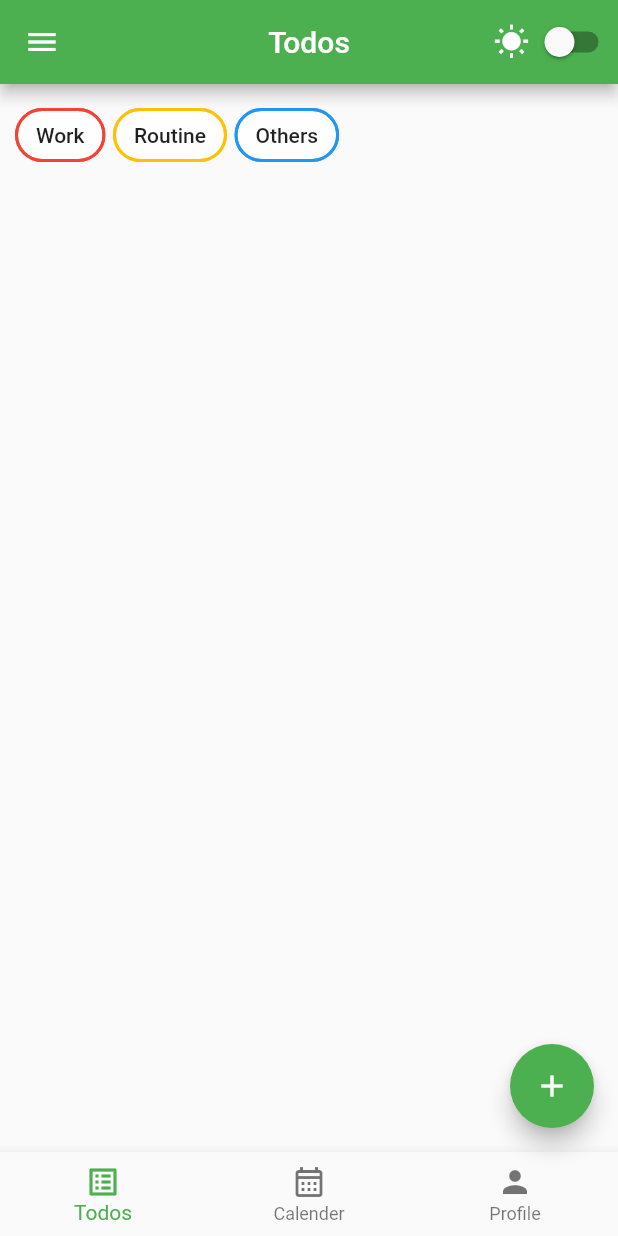
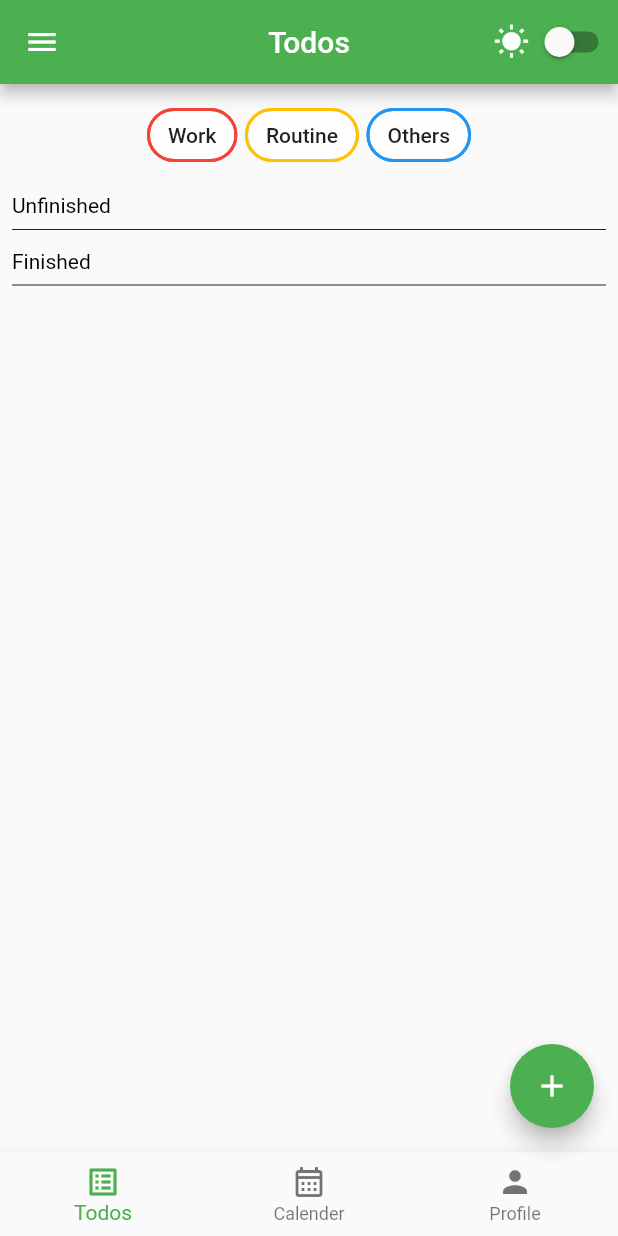
Before and after one commit to AlvynStane/todos-list, a Flutter app: the screen it shows after launch, on a phone screen of 412 x 824 dp. Run offline on Flutter 3.47's test engine with Material 2 defaults, Android fonts, the phone set to English and light mode, and no system bars.

Commit message:
add finished and unfinished divider

```diff
--- a/lib/mainpage.dart
+++ b/lib/mainpage.dart
@@ -94,6 +94,10 @@ class _MainPageState extends State<MainPage> {
   @override
   Widget build(BuildContext context) {
   final themeProvider = Provider.of<DarkThemeProvider>(context);
+  List<Todo> finishedTodos =
+      _filteredTodos.where((check) => check.isChecked).toList();
+  List<Todo> unfinishedTodos =
+      _filteredTodos.where((check) => !check.isChecked).toList();
   return Scaffold(
     appBar: AppBar(
       title: Text(widget.title),
@@ -111,9 +115,8 @@ class _MainPageState extends State<MainPage> {
             })
       ],
     ),
-      body: Column(children: <Widget>[
-        Row(
-          children: [
+    body: Column(
+      children: <Widget>[
         Padding(
           padding: const EdgeInsets.all(10.0),
           child: Wrap(
@@ -143,23 +146,47 @@ class _MainPageState extends State<MainPage> {
             ),
           ),
         ),
+        Expanded(
+          child: SingleChildScrollView(
+            child: Column(
+              children: <Widget>[
+                Padding(
+                  padding: const EdgeInsets.fromLTRB(8, 5, 8, 0),
+                  child: Column(
+                    crossAxisAlignment: CrossAxisAlignment.start,
+                    children: const [
+                      Text(
+                        'Unfinished',
+                        style: TextStyle(color: Colors.black),
+                      ),
+                      Divider(
+                        color: Colors.black87,
+                      ),
                     ],
                   ),
-        Expanded(
-          child: ListView.builder(
-            itemCount: _filteredTodos.length,
+                ),
+                if (unfinishedTodos.isNotEmpty)
+                  ListView.builder(
+                    shrinkWrap: true,
+                    physics: const NeverScrollableScrollPhysics(),
+                    itemCount: unfinishedTodos.length,
                     itemBuilder: (context, index) {
-              final todo = _filteredTodos[index];
-              return ExpansionTile(
+                      final todo = unfinishedTodos[index];
+                      return Card(
+                        color: Colors.white70,
+                        shape: RoundedRectangleBorder(
+                            borderRadius: BorderRadius.circular(10)),
+                        child: ExpansionTile(
                           leading: Checkbox(
                             value: todo.isChecked,
                             activeColor: _stuff
-                      .firstWhere((element) => element.label == todo.category)
+                                .firstWhere((element) =>
+                                    element.label == todo.category)
                                 .color,
                             side: BorderSide(
                                 color: _stuff
-                          .firstWhere(
-                              (element) => element.label == todo.category)
+                                    .firstWhere((element) =>
+                                        element.label == todo.category)
                                     .color,
                                 width: 2),
                             onChanged: (bool? value) {
@@ -183,11 +210,80 @@ class _MainPageState extends State<MainPage> {
                               todo.description,
                             )),
                           ],
+                        ),
                       );
                     },
                   ),
+                Padding(
+                  padding: const EdgeInsets.fromLTRB(8, 5, 8, 0),
+                  child: Column(
+                    crossAxisAlignment: CrossAxisAlignment.start,
+                    children: const [
+                      Text(
+                        'Finished',
+                        style: TextStyle(color: Colors.black),
                       ),
-      ]),
+                      Divider(
+                        color: Colors.black87,
+                      ),
+                    ],
+                  ),
+                ),
+                if (finishedTodos.isNotEmpty)
+                  ListView.builder(
+                    shrinkWrap: true,
+                    physics: const NeverScrollableScrollPhysics(),
+                    itemCount: finishedTodos.length,
+                    itemBuilder: (context, index) {
+                      final todo = finishedTodos[index];
+                      return Card(
+                        color: Colors.white70,
+                        shape: RoundedRectangleBorder(
+                            borderRadius: BorderRadius.circular(10)),
+                        child: ExpansionTile(
+                          leading: Checkbox(
+                            value: todo.isChecked,
+                            activeColor: _stuff
+                                .firstWhere((element) =>
+                                    element.label == todo.category)
+                                .color,
+                            side: BorderSide(
+                                color: _stuff
+                                    .firstWhere((element) =>
+                                        element.label == todo.category)
+                                    .color,
+                                width: 2),
+                            onChanged: (bool? value) {
+                              setState(() {
+                                todo.isChecked = value ?? false;
+                              });
+                            },
+                          ),
+                          title: Text(
+                            todo.title,
+                            style: const TextStyle(
+                                fontWeight: FontWeight.bold, fontSize: 20),
+                          ),
+                          subtitle: Text(
+                            '${todo.startDate} s/d ${todo.endDate}',
+                          ),
+                          trailing: const Icon(Icons.arrow_drop_down),
+                          children: <Widget>[
+                            ListTile(
+                                title: Text(
+                              todo.description,
+                            )),
+                          ],
+                        ),
+                      );
+                    },
+                  ),
+              ],
+            ),
+          ),
+        ),
+      ],
+    ),
     floatingActionButton: FloatingActionButton(
       onPressed: () {
         Navigator.push(
@@ -259,8 +355,7 @@ class _MainPageState extends State<MainPage> {
           )
         ],
       ),
-      ),
-    );
+    ));
   }
 }
 
```
Lines whose indentation alone changed are shown as unchanged.
